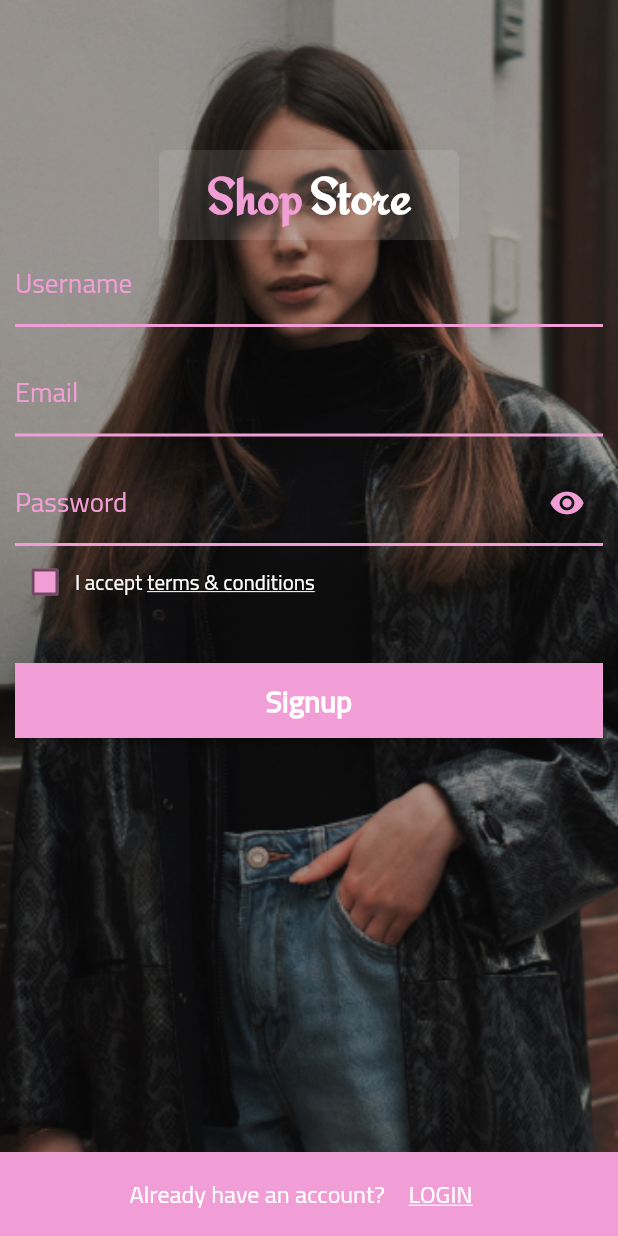
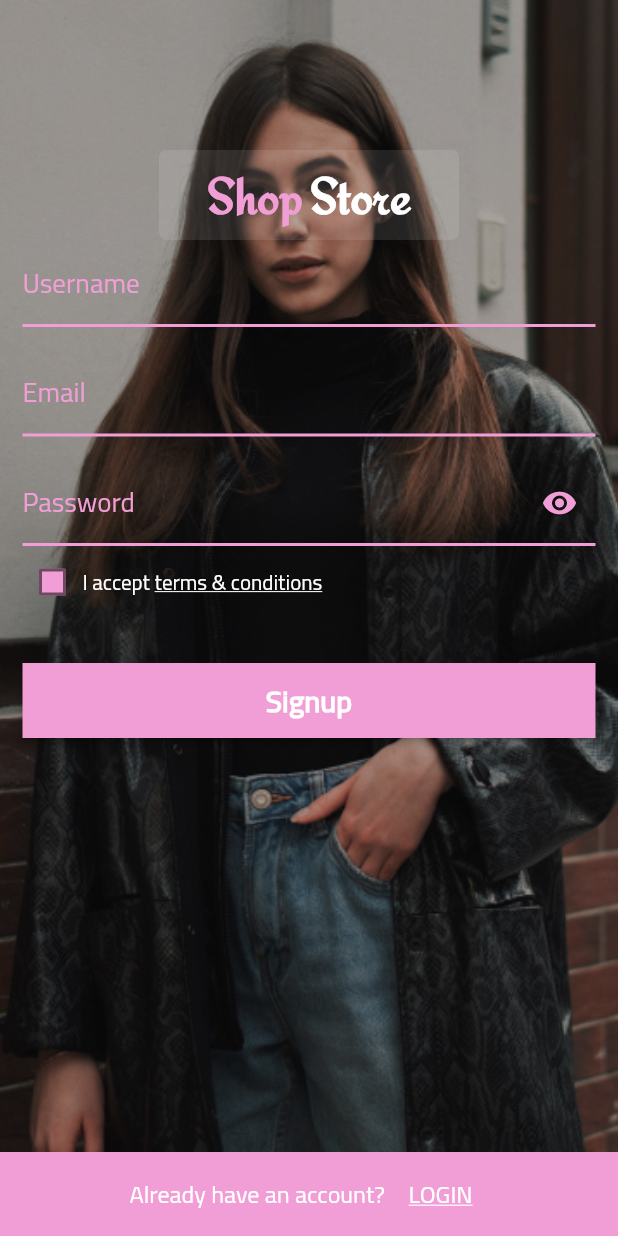
Before and after one commit to mohamedelbalooty/shop_store, a Flutter app: the LoginView screen opened by its route, after a tap on "Login", after a tap on "SIGNUP", on a phone screen of 412 x 824 dp. Run offline on Flutter 3.47's test engine with Material 2 defaults, Android fonts, the phone set to English and light mode, and no system bars; our stand-ins replace get.

Commit message:
handling auth views

```diff
--- a/lib/view/auth_view/components.dart
+++ b/lib/view/auth_view/components.dart
@@ -5,7 +5,6 @@ import 'package:shop_store/utils/colors.dart';
 import '../app_components.dart';
 
 class BuildUnderlinedTextFormField extends StatelessWidget {
-  final Key? textFieldKey;
   final String hint;
   final TextEditingController controller;
   final bool isPassword;
@@ -14,7 +13,6 @@ class BuildUnderlinedTextFormField extends StatelessWidget {
 
   const BuildUnderlinedTextFormField(
       {Key? key,
-         this.textFieldKey,
         required this.hint,
         required this.controller,
         required this.validate,
@@ -24,20 +22,19 @@ class BuildUnderlinedTextFormField extends StatelessWidget {
   @override
   Widget build(BuildContext context) {
     return TextFormField(
-      key: textFieldKey,
       validator: validate,
       obscureText: isPassword,
-      cursorColor: Get.isDarkMode ? mainDarkColor : mainLightColor,
-      style: TextStyle(
-        color: Get.isDarkMode ? secondDarkColor : secondLightColor,
+      cursorColor: mainLightColor,
+      style: const TextStyle(
+        color: secondLightColor,
         fontSize: 16.0,
         fontWeight: FontWeight.w500,
       ),
       decoration: InputDecoration(
         hintText: hint,
         hintStyle: const TextStyle(color: mainLightColor, fontSize: 18.0),
-        errorStyle: TextStyle(
-          color: Get.isDarkMode ? secondDarkColor : secondLightColor,
+        errorStyle: const TextStyle(
+          color: secondLightColor,
           fontSize: 14.0,
           fontWeight: FontWeight.w500,
         ),
@@ -50,8 +47,8 @@ class BuildUnderlinedTextFormField extends StatelessWidget {
     );
   }
 
-  UnderlineInputBorder _underlineBorder() => UnderlineInputBorder(
-    borderSide: BorderSide(width: 2.0, color: Get.isDarkMode ? mainDarkColor : mainLightColor),
+  UnderlineInputBorder _underlineBorder() => const UnderlineInputBorder(
+    borderSide: BorderSide(width: 2.0, color: mainLightColor),
   );
 }
 
--- a/lib/view/auth_view/forget_password_view.dart
+++ b/lib/view/auth_view/forget_password_view.dart
@@ -39,7 +39,7 @@ class _ForgetPasswordViewState extends State<ForgetPasswordView> {
                 child: Form(
                   key: _globalKey,
                   child: Padding(
-                    padding: symmetricHorizontalPadding1(),
+                    padding: symmetricHorizontalPadding2(),
                     child: Column(
                       mainAxisAlignment: MainAxisAlignment.center,
                       crossAxisAlignment: CrossAxisAlignment.center,
@@ -59,10 +59,10 @@ class _ForgetPasswordViewState extends State<ForgetPasswordView> {
                                 ),
                                 child: const Center(
                                     child: Icon(
-                                      Icons.close,
-                                      color: mainLightColor,
-                                      size: 30.0,
-                                    )),
+                                  Icons.close,
+                                  color: mainLightColor,
+                                  size: 30.0,
+                                )),
                               ),
                             ),
                           ],
@@ -81,7 +81,6 @@ class _ForgetPasswordViewState extends State<ForgetPasswordView> {
                         ),
                         verticalSpace3(),
                         BuildUnderlinedTextFormField(
-                          textFieldKey: UniqueKey(),
                           hint: 'Email',
                           controller: _email,
                           validate: (String? value) {
--- a/lib/view/auth_view/login_view.dart
+++ b/lib/view/auth_view/login_view.dart
@@ -27,7 +27,6 @@ class _LoginViewState extends State<LoginView> {
     return Scaffold(
       body: SafeArea(
         child: Stack(
-          alignment: Alignment.bottomCenter,
           children: [
             const BuildBackgroundUtil(),
             Container(
@@ -40,7 +39,7 @@ class _LoginViewState extends State<LoginView> {
                 child: Form(
                   key: _globalKey,
                   child: Padding(
-                    padding: symmetricHorizontalPadding1(),
+                    padding: symmetricHorizontalPadding2(),
                     child: Column(
                       mainAxisAlignment: MainAxisAlignment.center,
                       crossAxisAlignment: CrossAxisAlignment.center,
@@ -48,7 +47,6 @@ class _LoginViewState extends State<LoginView> {
                         SizedBox(height: isPortrait ? 100 : 20),
                         const BuildLogoUtil(),
                         BuildUnderlinedTextFormField(
-                          textFieldKey: UniqueKey(),
                           hint: 'Email',
                           controller: _email,
                           validate: (String? value) {
@@ -156,13 +154,13 @@ class _LoginViewState extends State<LoginView> {
                 ),
               ),
             ),
-            BuildAuthQuestionWidget(
-              question: 'Don\'t have an account?',
-              buttonText: 'Signup'.toUpperCase(),
-              onClick: () => Get.toNamed(RoutesPath.signupView),
-            ),
           ],
         ),
+      ),
+      bottomNavigationBar: BuildAuthQuestionWidget(
+        question: 'Don\'t have an account?',
+        buttonText: 'Signup'.toUpperCase(),
+        onClick: () => Get.toNamed(RoutesPath.signupView),
       ),
     );
   }
--- a/lib/view/auth_view/signup_view.dart
+++ b/lib/view/auth_view/signup_view.dart
@@ -28,7 +28,6 @@ class _SignUpViewState extends State<SignUpView> {
     return Scaffold(
       body: SafeArea(
         child: Stack(
-          alignment: Alignment.bottomCenter,
           children: [
             const BuildBackgroundUtil(),
             Container(
@@ -41,7 +40,7 @@ class _SignUpViewState extends State<SignUpView> {
                 child: Form(
                   key: _globalKey,
                   child: Padding(
-                    padding: symmetricHorizontalPadding1(),
+                    padding: symmetricHorizontalPadding2(),
                     child: Column(
                       mainAxisAlignment: MainAxisAlignment.center,
                       crossAxisAlignment: CrossAxisAlignment.center,
@@ -49,7 +48,6 @@ class _SignUpViewState extends State<SignUpView> {
                         SizedBox(height: isPortrait ? 100 : 20),
                         const BuildLogoUtil(),
                         BuildUnderlinedTextFormField(
-                          textFieldKey: UniqueKey(),
                           hint: 'Username',
                           controller: _userName,
                           validate: (String? value) {
@@ -64,7 +62,6 @@ class _SignUpViewState extends State<SignUpView> {
                         ),
                         verticalSpace3(),
                         BuildUnderlinedTextFormField(
-                          textFieldKey: UniqueKey(),
                           hint: 'Email',
                           controller: _email,
                           validate: (String? value) {
@@ -130,13 +127,14 @@ class _SignUpViewState extends State<SignUpView> {
                 ),
               ),
             ),
-            BuildAuthQuestionWidget(
-              question: 'Already have an account?',
-              buttonText: 'Login'.toUpperCase(),
-              onClick: () => Get.toNamed(RoutesPath.loginView),
-            ),
+
           ],
         ),
+      ),
+      bottomNavigationBar: BuildAuthQuestionWidget(
+        question: 'Already have an account?',
+        buttonText: 'Login'.toUpperCase(),
+        onClick: () => Get.toNamed(RoutesPath.loginView),
       ),
     );
   }
```
